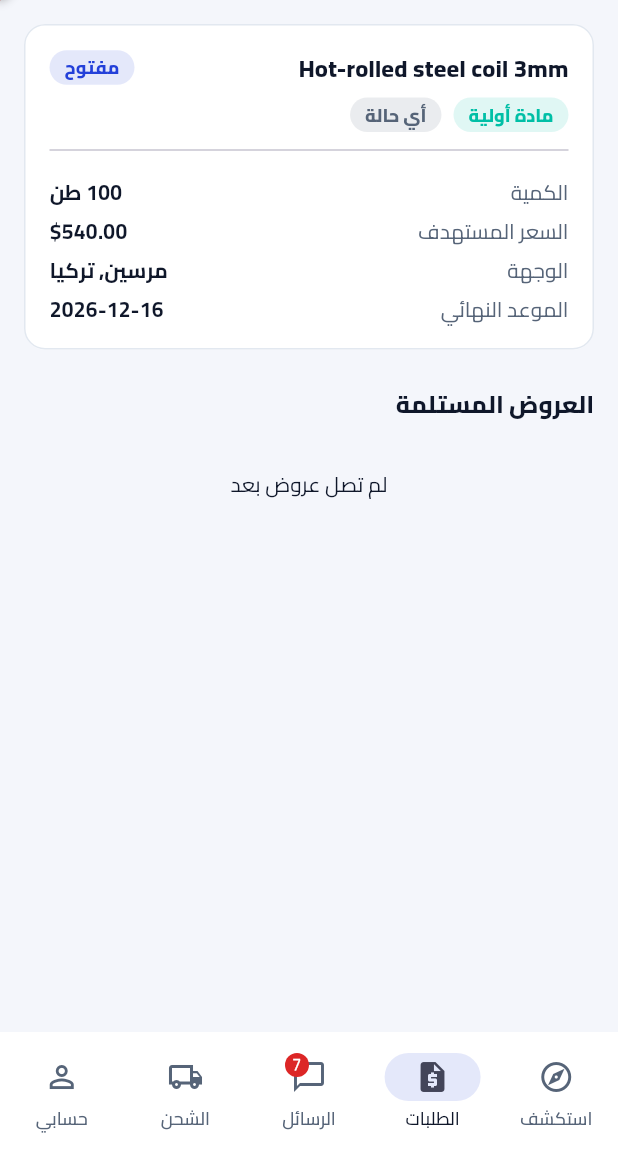
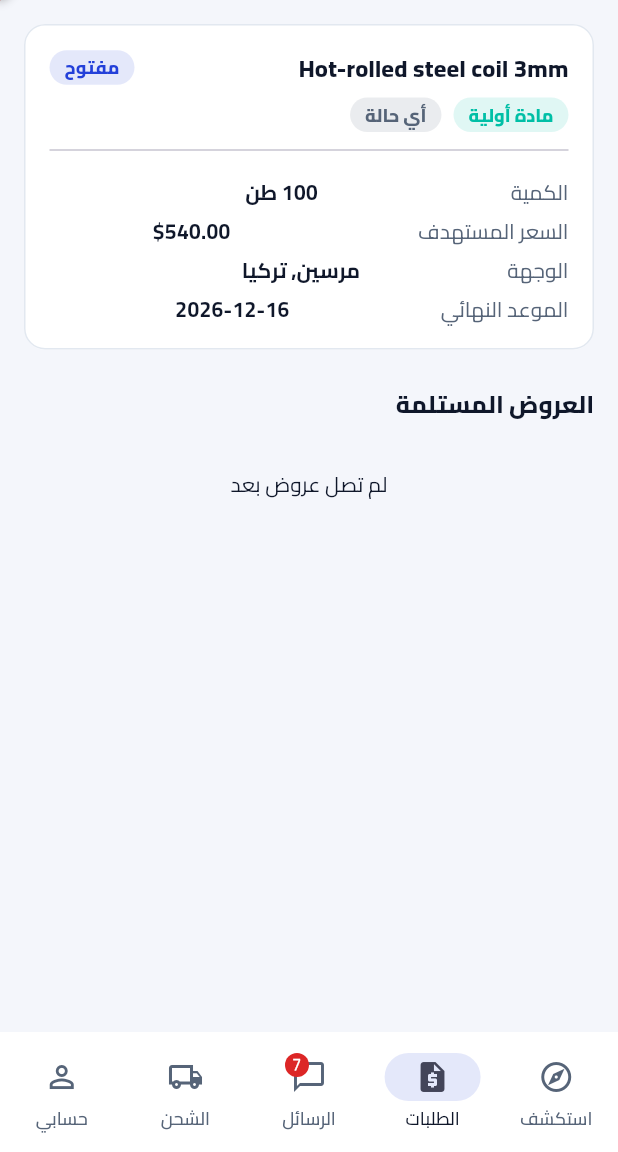
Before and after one commit to anasalraji61-maker/factory-finder, a Flutter app: the RequestsScreen screen opened by its route, after a tap on "طلبات مفتوحة", after a tap on "Hot-rolled steel coil 3mm", on a phone screen of 412 x 824 dp, the part 84-1236 px from its top. Run offline on Flutter 3.47's test engine with Material 3 defaults, Android fonts, the phone set to English and light mode, and no system bars; our stand-ins replace cached_network_image, dio, flutter_riverpod, flutter_secure_storage, go_router, image_picker and 2 more; accounts and stored records are empty.

Commit message:
mobile: fix RequestCard/detail row overflow found by route smoke test
Co-Authored-By: Claude Sonnet 5.5 <noreply@anthropic.com>
Claude-Session: https://claude.ai/code/session_01DvUPZubU3VLp3nFfUkWeQD

```diff
--- a/apps/mobile/lib/features/requests/screens/request_detail_screen.dart
+++ b/apps/mobile/lib/features/requests/screens/request_detail_screen.dart
@@ -169,12 +169,20 @@ class _RequestHeader extends StatelessWidget {
           padding: const EdgeInsets.only(top: 6),
           child: Row(
             children: [
-              Text(
-                context.tr(labelKey),
-                style: const TextStyle(color: AppColors.textSecondary),
+              Flexible(
+                child: Text(
+                  context.tr(labelKey),
+                  overflow: TextOverflow.ellipsis,
+                  style: const TextStyle(color: AppColors.textSecondary),
+                ),
               ),
-              const Spacer(),
-              value,
+              const SizedBox(width: AppSpacing.sm),
+              Expanded(
+                child: Align(
+                  alignment: AlignmentDirectional.centerEnd,
+                  child: value,
+                ),
+              ),
             ],
           ),
         );
@@ -276,12 +284,20 @@ class OfferCard extends StatelessWidget {
           padding: const EdgeInsets.only(top: 4),
           child: Row(
             children: [
-              Text(
-                context.tr(labelKey),
-                style: const TextStyle(color: AppColors.textSecondary),
+              Flexible(
+                child: Text(
+                  context.tr(labelKey),
+                  overflow: TextOverflow.ellipsis,
+                  style: const TextStyle(color: AppColors.textSecondary),
+                ),
               ),
-              const Spacer(),
-              value,
+              const SizedBox(width: AppSpacing.sm),
+              Expanded(
+                child: Align(
+                  alignment: AlignmentDirectional.centerEnd,
+                  child: value,
+                ),
+              ),
             ],
           ),
         );
--- a/apps/mobile/lib/features/requests/screens/requests_screen.dart
+++ b/apps/mobile/lib/features/requests/screens/requests_screen.dart
@@ -183,13 +183,21 @@ class RequestCard extends StatelessWidget {
           const SizedBox(height: AppSpacing.sm),
           Row(
             children: [
-              StatusPill(
-                label: context.tr('req.kind.${r.kind.json}'),
-                color: AppColors.accent,
+              Expanded(
+                child: Wrap(
+                  spacing: AppSpacing.sm,
+                  runSpacing: 4,
+                  crossAxisAlignment: WrapCrossAlignment.center,
+                  children: [
+                    StatusPill(
+                      label: context.tr('req.kind.${r.kind.json}'),
+                      color: AppColors.accent,
+                    ),
+                    if (r.targetPrice != null) MoneyText(r.targetPrice!),
+                  ],
+                ),
               ),
               const SizedBox(width: AppSpacing.sm),
-              if (r.targetPrice != null) MoneyText(r.targetPrice!),
-              const Spacer(),
               const Icon(Icons.local_offer_outlined, size: 16),
               const SizedBox(width: 4),
               Text(
```
